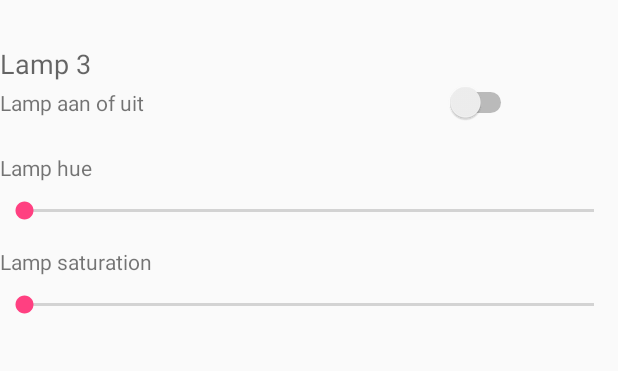
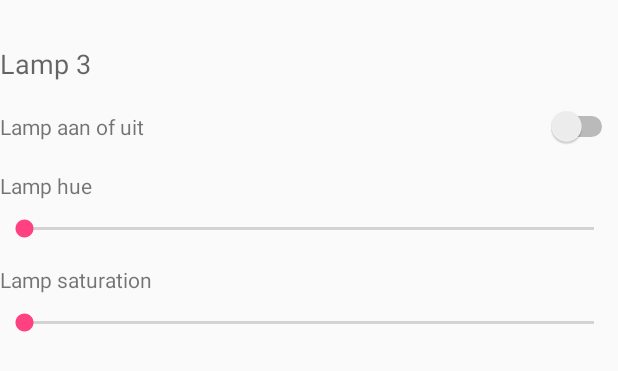
Before and after one commit to groepc/idh11-android-philips-hue, an Android app: the layout list_light_view.xml on its own in the app's theme, with its tools: preview values and no code run, on a phone screen of 412 x 824 dp. Shown: the top 371 px of the screen. Run offline under Robolectric (Android 15) with nearby library versions, the phone set to English and light mode, and no system bars.

Commit message:
fixed positioning of on/off switch for single lights

```diff
--- a/app/src/main/java/com/perryfaro/hue/MainActivity.java
+++ b/app/src/main/java/com/perryfaro/hue/MainActivity.java
@@ -32,7 +32,7 @@ public class MainActivity extends AppCompatActivity {
 
     private ListView listViewLight;
 
-    private String url = "http://192.168.1.68:8080/api/newdeveloper";
+    private String url = "http://192.168.178.17/api/newdeveloper";
 
     @Override
     protected void onCreate(Bundle savedInstanceState) {
--- a/app/src/main/res/layout/content_main.xml
+++ b/app/src/main/res/layout/content_main.xml
@@ -110,7 +110,8 @@
                 android:layout_height="match_parent"
                 android:id="@+id/listView"
                 android:layout_below="@+id/groupSaturationBar"
-                android:layout_alignParentStart="true" />
+                android:layout_alignParentStart="true"
+                android:drawSelectorOnTop="false" />
 
 
 
--- a/app/src/main/res/layout/list_light_view.xml
+++ b/app/src/main/res/layout/list_light_view.xml
@@ -13,13 +13,7 @@
         android:layout_below="@+id/groupSaturationBar"
         android:layout_marginTop="30dp"
         android:visibility="visible" />
-    <LinearLayout
-        android:id="@+id/light"
-        android:layout_width="match_parent"
-        android:layout_height="wrap_content"
-        android:layout_below="@+id/lampText"
-        android:orientation="horizontal"
-        android:weightSum="4" >
+
     <TextView
         android:layout_width="wrap_content"
         android:layout_height="wrap_content"
@@ -27,25 +21,27 @@
         android:id="@+id/lampOnOfText"
         android:layout_alignParentStart="true"
 
-        android:layout_alignParentEnd="true"
+        android:layout_alignParentEnd="false"
         android:visibility="visible"
-        android:layout_weight="3"/>
+        android:layout_weight="3"
+        android:layout_below="@+id/lampText"
+        android:layout_marginTop="20dp" />
 
     <Switch
-        android:id="@+id/lampSwitch"
-        android:layout_width="wrap_content"
-        android:layout_height="wrap_content"
-        android:visibility="visible"
-        android:checked="false"
-        android:layout_alignBaseline="@+id/lampOnOfText" />
-</LinearLayout>
+    android:id="@+id/lampSwitch"
+    android:layout_width="wrap_content"
+    android:layout_height="wrap_content"
+    android:visibility="visible"
+    android:checked="false"
+    android:layout_alignBaseline="@+id/lampOnOfText"
+        android:layout_alignParentEnd="true" />
 
     <TextView
         android:layout_width="wrap_content"
         android:layout_height="wrap_content"
         android:text="Lamp hue"
         android:id="@+id/lampHueText"
-        android:layout_below="@+id/light"
+        android:layout_below="@+id/lampOnOfText"
         android:layout_alignParentStart="false"
         android:layout_marginTop="20dp"
         android:visibility="visible" />
```
Also changed, not shown: 2 other files.
